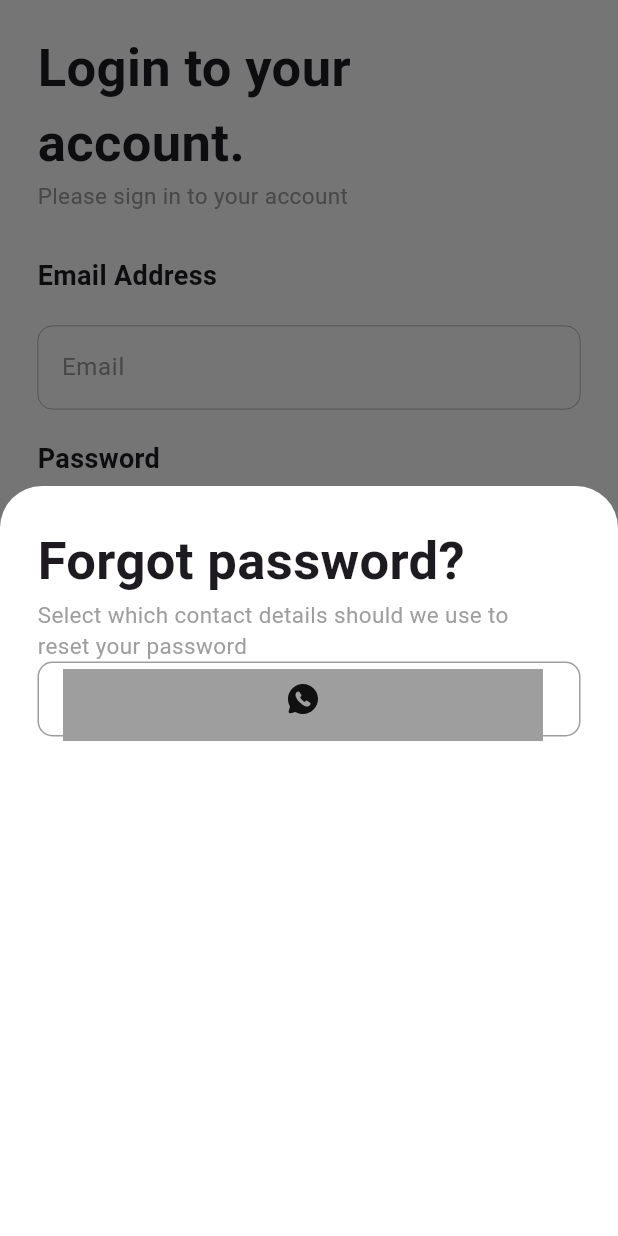
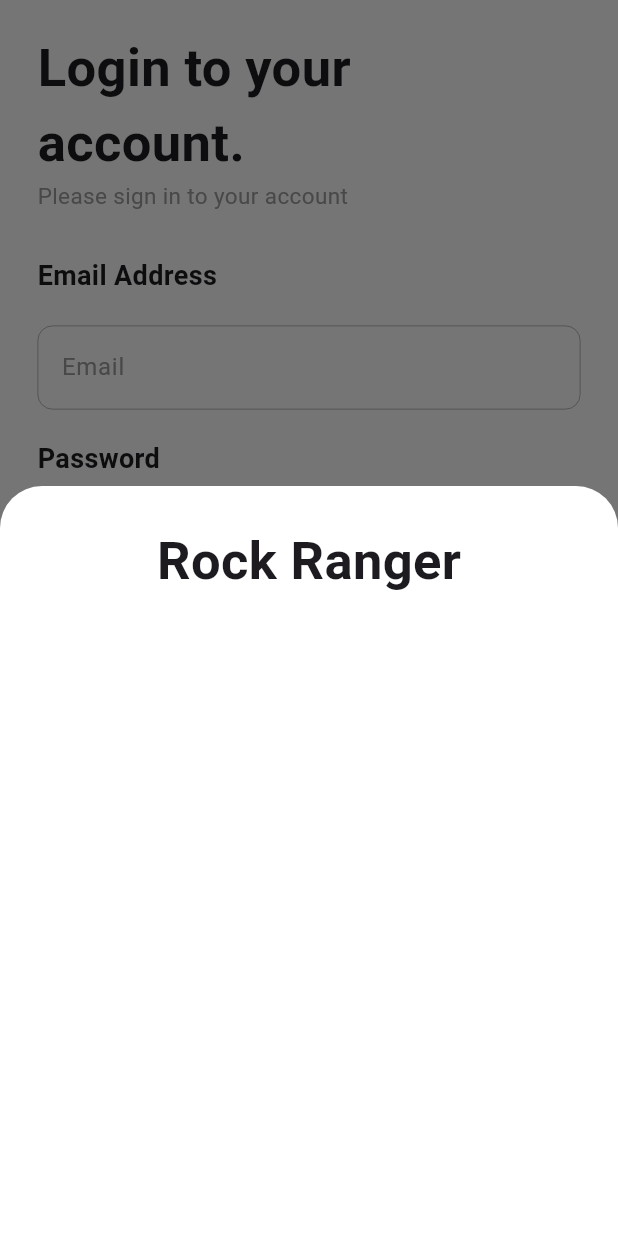
Before and after one commit to mohankumaronly/Burger-delivery-app, a Flutter app: the screen it shows after launch, after a tap on "Forgot password?", on a phone screen of 412 x 824 dp. Run offline on Flutter 3.47's test engine with Material 3 defaults, Android fonts, the phone set to English and light mode, and no system bars; our stand-ins replace flutter_svg.

```diff
--- a/lib/screens/auth_screen/login_screen.dart
+++ b/lib/screens/auth_screen/login_screen.dart
@@ -1,6 +1,4 @@
 import 'package:flutter/material.dart';
-import 'package:flutter_svg/flutter_svg.dart';
-import 'package:food_delivery_app/screens/auth_screen/forgot_password_screen.dart';
 import 'package:food_delivery_app/screens/auth_screen/register_screen.dart';
 import 'package:food_delivery_app/screens/auth_screen/widgets/My_textfield.dart';
 import 'package:food_delivery_app/screens/auth_screen/widgets/auth_heading.dart';
@@ -61,24 +59,11 @@ class LoginScreen extends StatelessWidget {
                                 mainAxisSize: MainAxisSize.min,
                                 crossAxisAlignment: CrossAxisAlignment.start,
                                 children: [
-                                  AuthHeadings(headlineText: 'Forgot password?'),
-                                  AuthSubheading(subHeadingText: 'Select which contact details should we use to \nreset your password'),
-                                  Container(
-                                    height: 50,
-                                    decoration: BoxDecoration(
-                                      border: Border.all(
-                                        color: Colors.grey,
-                                        width: 1,
-                                      ),
-                                      borderRadius: BorderRadius.circular(10),
-                                    ),
-                                    child: ListTile(
-                                      leading: Container(
-                                        color: Colors.grey,
-                                        child: Center(
-                                          child: SvgPicture.asset('assets/svg/WhatsApp.svg'))),
-                                    ),
-                                  )
+                                  // AuthHeadings(headlineText: 'Forgot password?'),
+                                  // AuthSubheading(subHeadingText: 'Select which contact details should we use to \nreset your password'),
+                                  Center(
+                                    child: AuthHeadings(headlineText: 'Rock Ranger')),
+
                                 ],
                               ),
                             ),
```
